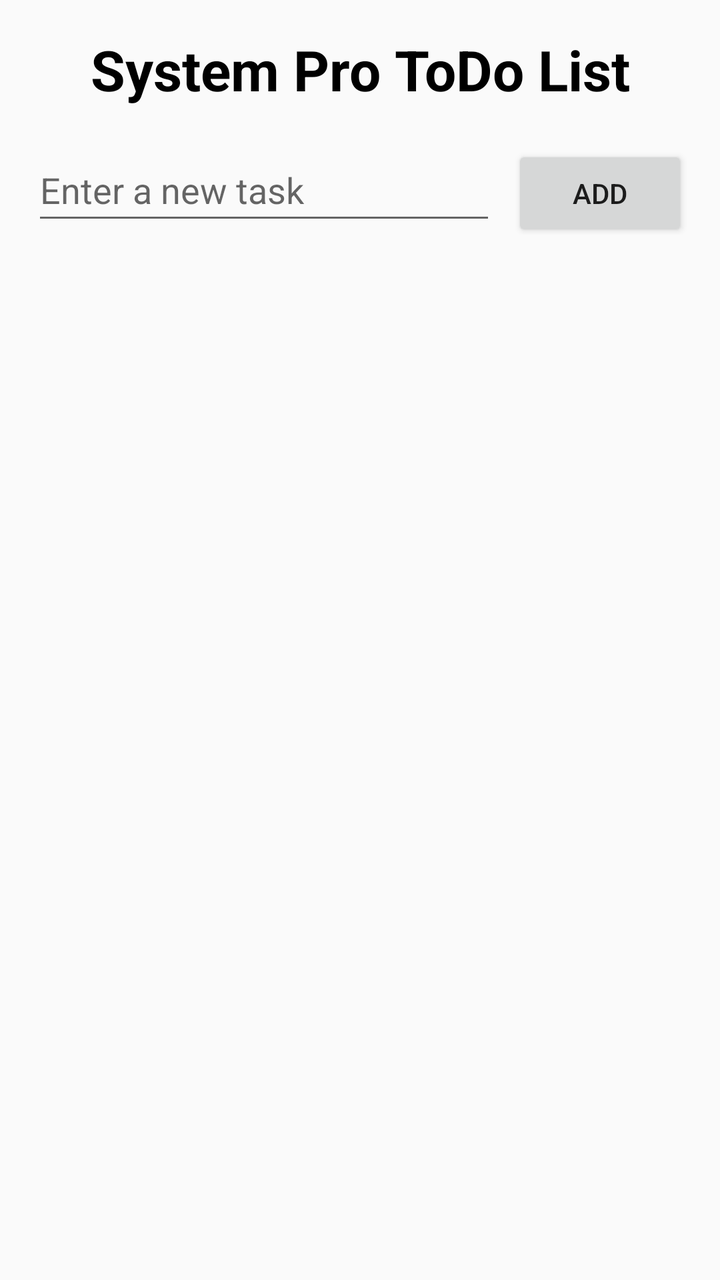
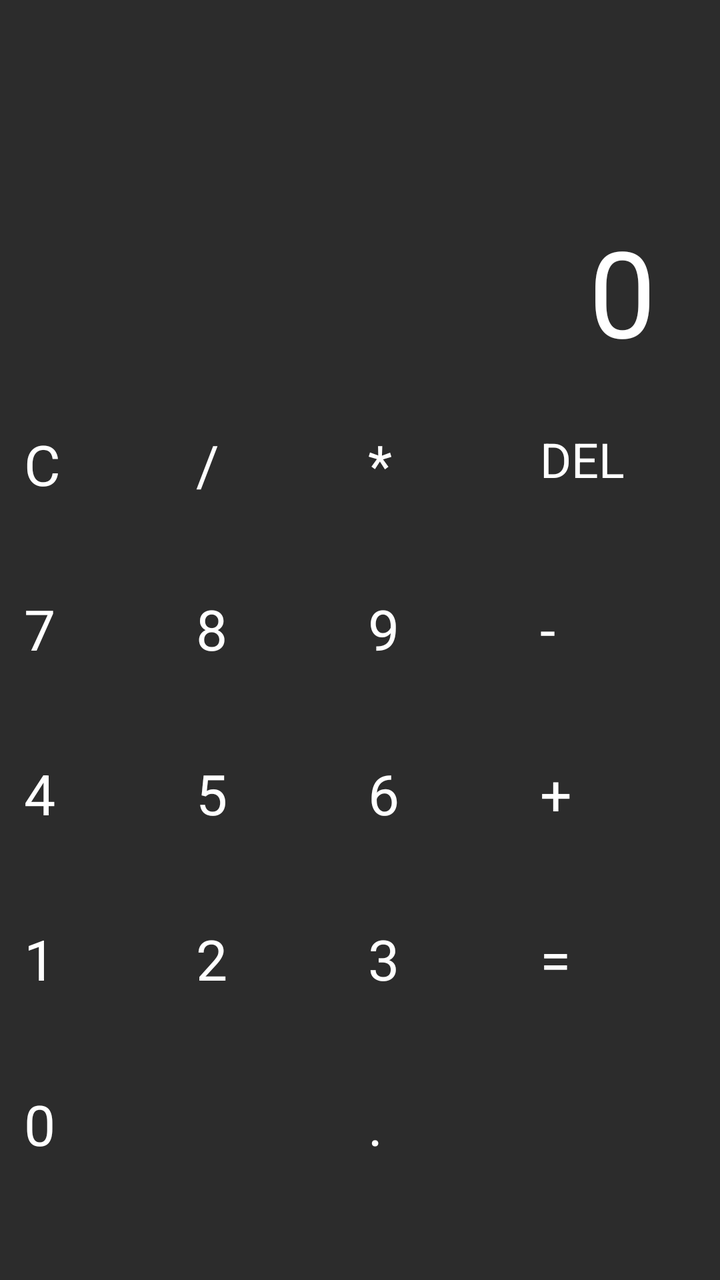

The first picture is an Android layout as it rendered before a commit; the second is the same layout after the commit. The layout source and the unified diff follow.
<!-- AndroidManifest.xml: application theme Theme.AppCompat.Light.DarkActionBar -->
<!-- res/layout/activity_main.xml -->
<?xml version="1.0" encoding="utf-8"?>
<LinearLayout xmlns:android="http://schemas.android.com/apk/res/android"
    xmlns:app="http://schemas.android.com/apk/res-auto"
    xmlns:tools="http://schemas.android.com/tools"
    android:layout_width="match_parent"
    android:layout_height="match_parent"
    android:orientation="vertical"
    android:padding="16dp"
    tools:context=".MainActivity">

    <TextView
        android:layout_width="match_parent"
        android:layout_height="wrap_content"
        android:text="System Pro ToDo List"
        android:textSize="28sp"
        android:textStyle="bold"
        android:textColor="@android:color/black"
        android:gravity="center_horizontal"
        android:paddingBottom="16dp" />

    <LinearLayout
        android:layout_width="match_parent"
        android:layout_height="wrap_content"
        android:orientation="horizontal"
        android:layout_marginBottom="16dp">

        <EditText
            android:id="@+id/newItemEditText"
            android:layout_width="0dp"
            android:layout_height="wrap_content"
            android:layout_weight="1"
            android:hint="Enter a new task"
            android:inputType="textCapSentences"
            android:minHeight="48dp" />

        <Button
            android:id="@+id/addButton"
            android:layout_width="wrap_content"
            android:layout_height="wrap_content"
            android:text="Add"
            android:layout_marginStart="8dp" />

    </LinearLayout>

    <ListView
        android:id="@+id/listView"
        android:layout_width="match_parent"
        android:layout_height="0dp"
        android:layout_weight="1"
        android:divider="@android:color/darker_gray"
        android:dividerHeight="1dp" />

</LinearLayout>
<!-- resources referenced by this layout -->
<resources>

</resources>

<!-- the commit's change to res/layout/activity_main.xml (unified diff, before → after) -->
@@ -1,53 +1,254 @@
 <?xml version="1.0" encoding="utf-8"?>
-<LinearLayout xmlns:android="http://schemas.android.com/apk/res/android"
+<androidx.constraintlayout.widget.ConstraintLayout xmlns:android="http://schemas.android.com/apk/res/android"
     xmlns:app="http://schemas.android.com/apk/res-auto"
     xmlns:tools="http://schemas.android.com/tools"
     android:layout_width="match_parent"
     android:layout_height="match_parent"
-    android:orientation="vertical"
-    android:padding="16dp"
+    android:background="#2C2C2C"
     tools:context=".MainActivity">
 
     <TextView
-        android:layout_width="match_parent"
+        android:id="@+id/displayTextView"
+        android:layout_width="0dp"
         android:layout_height="wrap_content"
-        android:text="System Pro ToDo List"
-        android:textSize="28sp"
-        android:textStyle="bold"
-        android:textColor="@android:color/black"
-        android:gravity="center_horizontal"
-        android:paddingBottom="16dp" />
-
-    <LinearLayout
-        android:layout_width="match_parent"
-        android:layout_height="wrap_content"
-        android:orientation="horizontal"
-        android:layout_marginBottom="16dp">
-
-        <EditText
-            android:id="@+id/newItemEditText"
-            android:layout_width="0dp"
-            android:layout_height="wrap_content"
-            android:layout_weight="1"
-            android:hint="Enter a new task"
-            android:inputType="textCapSentences"
-            android:minHeight="48dp" />
-
-        <Button
-            android:id="@+id/addButton"
-            android:layout_width="wrap_content"
-            android:layout_height="wrap_content"
-            android:text="Add"
-            android:layout_marginStart="8dp" />
-
-    </LinearLayout>
-
-    <ListView
-        android:id="@+id/listView"
-        android:layout_width="match_parent"
+        android:layout_marginStart="16dp"
+        android:layout_marginEnd="16dp"
+        android:layout_marginBottom="8dp"
+        android:gravity="end"
+        android:padding="16dp"
+        android:text="0"
+        android:textColor="@android:color/white"
+        android:textSize="60sp"
+        android:maxLines="1"
+        android:ellipsize="start"
+        app:layout_constraintBottom_toTopOf="@+id/buttonGrid"
+        app:layout_constraintEnd_toEndOf="parent"
+        app:layout_constraintStart_toStartOf="parent"
+        app:layout_constraintTop_toTopOf="parent"
+        app:layout_constraintVertical_bias="0.9"
+        app:layout_constraintVertical_chainStyle="packed" />
+
+    <GridLayout
+        android:id="@+id/buttonGrid"
+        android:layout_width="0dp"
         android:layout_height="0dp"
-        android:layout_weight="1"
-        android:divider="@android:color/darker_gray"
-        android:dividerHeight="1dp" />
-
-</LinearLayout>
+        android:columnCount="4"
+        android:rowCount="5"
+        android:alignmentMode="alignMargins"
+        android:layout_marginStart="8dp"
+        android:layout_marginEnd="8dp"
+        android:layout_marginBottom="8dp"
+        app:layout_constraintBottom_toBottomOf="parent"
+        app:layout_constraintEnd_toEndOf="parent"
+        app:layout_constraintStart_toStartOf="parent"
+        app:layout_constraintTop_toBottomOf="@+id/displayTextView"
+        app:layout_constraintDimensionRatio="1:1.2"> 
+
+        <Button
+            android:id="@+id/buttonClear"
+            android:text="C"
+            android:layout_width="0dp"
+            android:layout_height="0dp"
+            android:layout_columnWeight="1"
+            android:layout_rowWeight="1"
+            android:layout_margin="4dp"
+            android:textSize="28sp"
+            android:textColor="@android:color/white"
+            android:backgroundTint="#FF9800" />
+        <Button
+            android:id="@+id/buttonDivide"
+            android:text="/"
+            android:layout_width="0dp"
+            android:layout_height="0dp"
+            android:layout_columnWeight="1"
+            android:layout_rowWeight="1"
+            android:layout_margin="4dp"
+            android:textSize="28sp"
+            android:textColor="@android:color/white"
+            android:backgroundTint="#FF9800" />
+        <Button
+            android:id="@+id/buttonMultiply"
+            android:text="*"
+            android:layout_width="0dp"
+            android:layout_height="0dp"
+            android:layout_columnWeight="1"
+            android:layout_rowWeight="1"
+            android:layout_margin="4dp"
+            android:textSize="28sp"
+            android:textColor="@android:color/white"
+            android:backgroundTint="#FF9800" />
+        <Button
+            android:id="@+id/buttonBackspace"
+            android:text="DEL"
+            android:layout_width="0dp"
+            android:layout_height="0dp"
+            android:layout_columnWeight="1"
+            android:layout_rowWeight="1"
+            android:layout_margin="4dp"
+            android:textSize="24sp"
+            android:textColor="@android:color/white"
+            android:backgroundTint="#FF9800" />
+
+        <Button
+            android:id="@+id/button7"
+            android:text="7"
+            android:layout_width="0dp"
+            android:layout_height="0dp"
+            android:layout_columnWeight="1"
+            android:layout_rowWeight="1"
+            android:layout_margin="4dp"
+            android:textSize="28sp"
+            android:textColor="@android:color/white"
+            android:backgroundTint="#616161" />
+        <Button
+            android:id="@+id/button8"
+            android:text="8"
+            android:layout_width="0dp"
+            android:layout_height="0dp"
+            android:layout_columnWeight="1"
+            android:layout_rowWeight="1"
+            android:layout_margin="4dp"
+            android:textSize="28sp"
+            android:textColor="@android:color/white"
+            android:backgroundTint="#616161" />
+        <Button
+            android:id="@+id/button9"
+            android:text="9"
+            android:layout_width="0dp"
+            android:layout_height="0dp"
+            android:layout_columnWeight="1"
+            android:layout_rowWeight="1"
+            android:layout_margin="4dp"
+            android:textSize="28sp"
+            android:textColor="@android:color/white"
+            android:backgroundTint="#616161" />
+        <Button
+            android:id="@+id/buttonSubtract"
+            android:text="-"
+            android:layout_width="0dp"
+            android:layout_height="0dp"
+            android:layout_columnWeight="1"
+            android:layout_rowWeight="1"
+            android:layout_margin="4dp"
+            android:textSize="28sp"
+            android:textColor="@android:color/white"
+            android:backgroundTint="#FF9800" />
+
+        <Button
+            android:id="@+id/button4"
+            android:text="4"
+            android:layout_width="0dp"
+            android:layout_height="0dp"
+            android:layout_columnWeight="1"
+            android:layout_rowWeight="1"
+            android:layout_margin="4dp"
+            android:textSize="28sp"
+            android:textColor="@android:color/white"
+            android:backgroundTint="#616161" />
+        <Button
+            android:id="@+id/button5"
+            android:text="5"
+            android:layout_width="0dp"
+            android:layout_height="0dp"
+            android:layout_columnWeight="1"
+            android:layout_rowWeight="1"
+            android:layout_margin="4dp"
+            android:textSize="28sp"
+            android:textColor="@android:color/white"
+            android:backgroundTint="#616161" />
+        <Button
+            android:id="@+id/button6"
+            android:text="6"
+            android:layout_width="0dp"
+            android:layout_height="0dp"
+            android:layout_columnWeight="1"
+            android:layout_rowWeight="1"
+            android:layout_margin="4dp"
+            android:textSize="28sp"
+            android:textColor="@android:color/white"
+            android:backgroundTint="#616161" />
+        <Button
+            android:id="@+id/buttonAdd"
+            android:text="+"
+            android:layout_width="0dp"
+            android:layout_height="0dp"
+            android:layout_columnWeight="1"
+            android:layout_rowWeight="1"
+            android:layout_margin="4dp"
+            android:textSize="28sp"
+            android:textColor="@android:color/white"
+            android:backgroundTint="#FF9800" />
+
+        <Button
+            android:id="@+id/button1"
+            android:text="1"
+            android:layout_width="0dp"
+            android:layout_height="0dp"
+            android:layout_columnWeight="1"
+            android:layout_rowWeight="1"
+            android:layout_margin="4dp"
+            android:textSize="28sp"
+            android:textColor="@android:color/white"
+            android:backgroundTint="#616161" />
+        <Button
+            android:id="@+id/button2"
+            android:text="2"
+            android:layout_width="0dp"
+            android:layout_height="0dp"
+            android:layout_columnWeight="1"
+            android:layout_rowWeight="1"
+            android:layout_margin="4dp"
+            android:textSize="28sp"
+            android:textColor="@android:color/white"
+            android:backgroundTint="#616161" />
+        <Button
+            android:id="@+id/button3"
+            android:text="3"
+            android:layout_width="0dp"
+            android:layout_height="0dp"
+            android:layout_columnWeight="1"
+            android:layout_rowWeight="1"
+            android:layout_margin="4dp"
+            android:textSize="28sp"
+            android:textColor="@android:color/white"
+            android:backgroundTint="#616161" />
+        <Button
+            android:id="@+id/buttonEquals"
+            android:text="="
+            android:layout_width="0dp"
+            android:layout_height="0dp"
+            android:layout_columnWeight="1"
+            android:layout_rowWeight="2"
+            android:layout_margin="4dp"
+            android:textSize="28sp"
+            android:textColor="@android:color/white"
+            android:backgroundTint="#00C853"
+            android:layout_rowSpan="2" />
+
+        <Button
+            android:id="@+id/button0"
+            android:text="0"
+            android:layout_width="0dp"
+            android:layout_height="0dp"
+            android:layout_columnWeight="2"
+            android:layout_rowWeight="1"
+            android:layout_margin="4dp"
+            android:textSize="28sp"
+            android:textColor="@android:color/white"
+            android:backgroundTint="#616161"
+            android:layout_columnSpan="2" />
+        <Button
+            android:id="@+id/buttonDecimal"
+            android:text="."
+            android:layout_width="0dp"
+            android:layout_height="0dp"
+            android:layout_columnWeight="1"
+            android:layout_rowWeight="1"
+            android:layout_margin="4dp"
+            android:textSize="28sp"
+            android:textColor="@android:color/white"
+            android:backgroundTint="#616161" />
+
+    </GridLayout>
+
+</androidx.constraintlayout.widget.ConstraintLayout>
